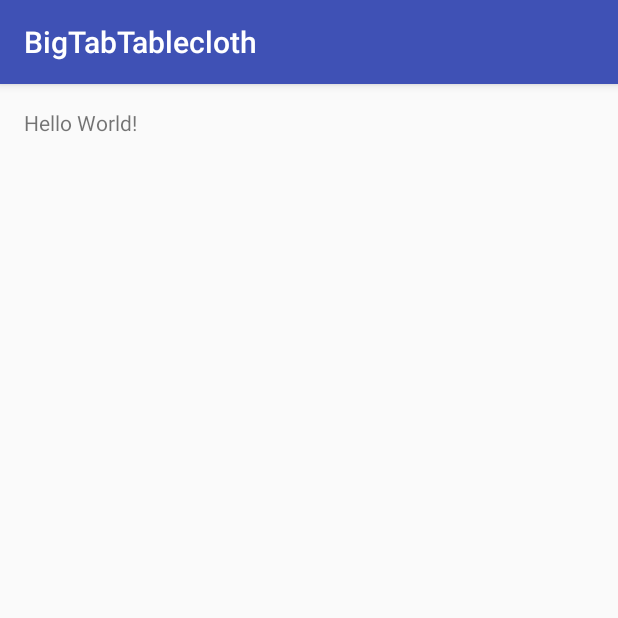
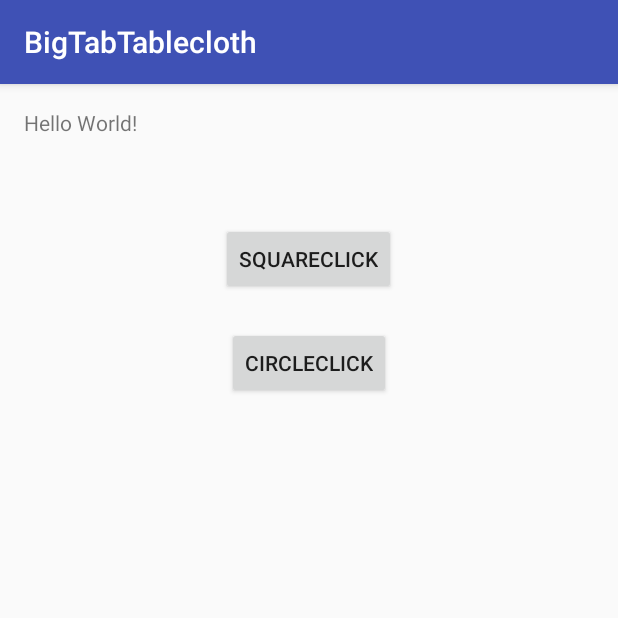
Before and after one commit to zhuoliny/BigTabTablecloth, an Android app: the screen it shows after launch (MainActivity), on a phone screen of 412 x 824 dp, the top half of it. Run offline under Robolectric (Android 15) with nearby library versions, the phone set to English and light mode, and no system bars.

Commit message:
Update001 Just Buttons and Stuff

```diff
--- a/app/src/main/AndroidManifest.xml
+++ b/app/src/main/AndroidManifest.xml
@@ -15,6 +15,8 @@
                 <category android:name="android.intent.category.LAUNCHER" />
             </intent-filter>
         </activity>
+        <activity android:name=".SqureClick" />
+        <activity android:name=".CircleClick"></activity>
     </application>
 
 </manifest>
--- a/app/src/main/java/com/example/zhuoliny/bigtabtablecloth/MainActivity.java
+++ b/app/src/main/java/com/example/zhuoliny/bigtabtablecloth/MainActivity.java
@@ -1,13 +1,35 @@
 package com.example.zhuoliny.bigtabtablecloth;
 
+import android.content.Intent;
 import android.support.v7.app.AppCompatActivity;
 import android.os.Bundle;
+import android.view.View;
+import android.widget.Button;
 
 public class MainActivity extends AppCompatActivity {
-
+    Button square;
+    Button circle;
     @Override
     protected void onCreate(Bundle savedInstanceState) {
         super.onCreate(savedInstanceState);
         setContentView(R.layout.activity_main);
+
+        square = (Button) findViewById(R.id.SquareClick);
+        square.setOnClickListener(new View.OnClickListener() {
+            @Override
+            public void onClick(View v) {
+                Intent intentS = new Intent(getApplicationContext(), SqureClick.class);
+                startActivity(intentS);
+            }
+        });
+
+        circle = (Button) findViewById(R.id.CircleClick);
+        circle.setOnClickListener(new View.OnClickListener() {
+            @Override
+            public void onClick(View v) {
+                Intent intentC = new Intent(getApplicationContext(), CircleClick.class);
+                startActivity(intentC);
+            }
+        });
     }
 }
--- a/app/src/main/res/layout/activity_main.xml
+++ b/app/src/main/res/layout/activity_main.xml
@@ -13,5 +13,24 @@
     <TextView
         android:layout_width="wrap_content"
         android:layout_height="wrap_content"
-        android:text="Hello World!" />
+        android:text="Hello World!"
+        android:id="@+id/textView" />
+
+    <Button
+        android:text="CircleClick"
+        android:layout_width="wrap_content"
+        android:layout_height="wrap_content"
+        android:id="@+id/CircleClick"
+        android:layout_marginTop="21dp"
+        android:layout_below="@+id/SquareClick"
+        android:layout_centerHorizontal="true" />
+
+    <Button
+        android:text="SquareClick"
+        android:layout_width="wrap_content"
+        android:layout_height="wrap_content"
+        android:layout_marginTop="57dp"
+        android:id="@+id/SquareClick"
+        android:layout_below="@+id/textView"
+        android:layout_centerHorizontal="true" />
 </RelativeLayout>
```
Also changed, not shown: app/src/main/java/com/example/zhuoliny/bigtabtablecloth/CircleClick.java (added, +13 -0 lines), app/src/main/java/com/example/zhuoliny/bigtabtablecloth/ColorAdapter.java (added, +50 -0 lines), app/src/main/java/com/example/zhuoliny/bigtabtablecloth/SqureClick.java (added, +27 -0 lines), app/src/main/res/layout/activity_circle_click.xml (added, +13 -0 lines), app/src/main/res/layout/activity_squre_click.xml (added, +23 -0 lines).
